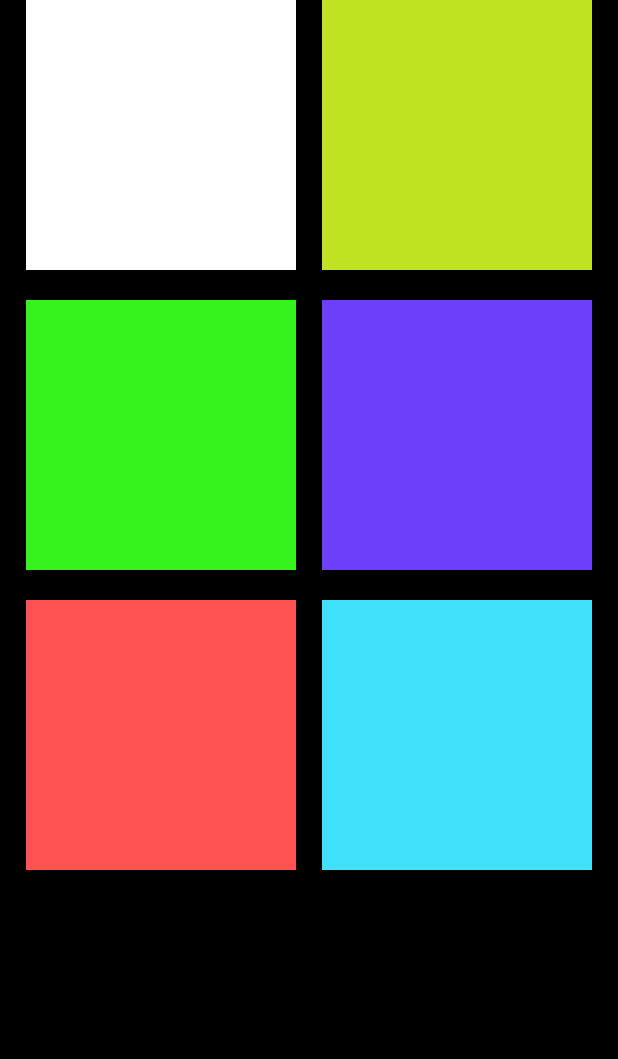
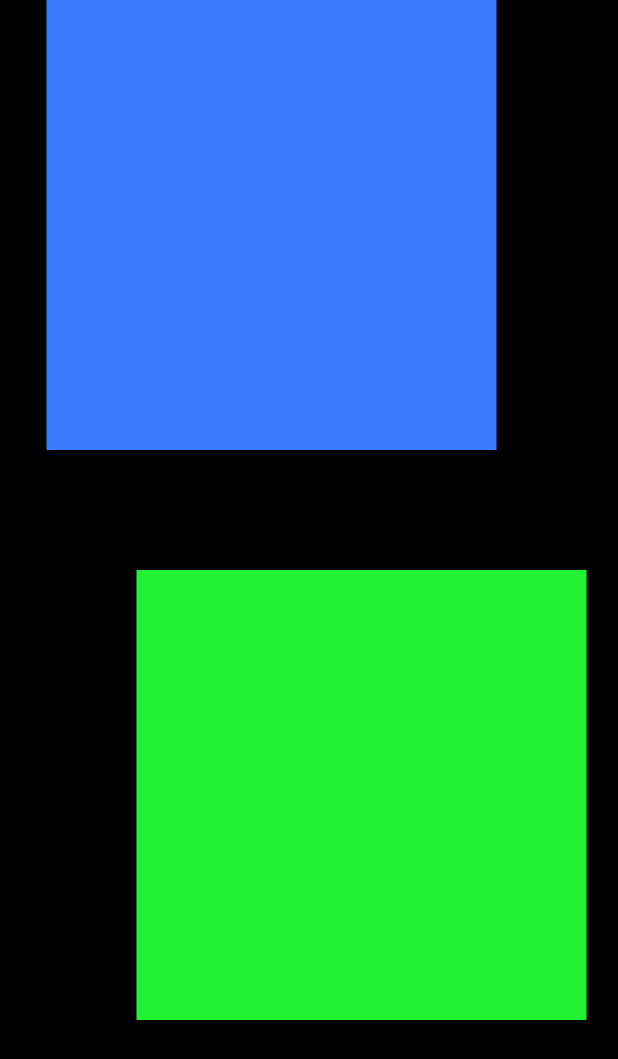
Before and after one commit to sardorergashaliyev/4-Homework, a Flutter app: the screen it shows after launch, on a phone screen of 412 x 824 dp. Shown: the top 1059 px of the screen. Run offline on Flutter 3.47's test engine with Material 2 defaults, Android fonts, the phone set to English and light mode, and no system bars.

Commit message:
Homework 4

```diff
--- a/lib/4.3.dart
+++ b/lib/4.3.dart
@@ -13,16 +13,16 @@ class Uchinchi extends StatelessWidget {
             mainAxisAlignment: MainAxisAlignment.spaceEvenly,
             children: [
               Container(
-                color: Color.fromARGB(255, 255, 255, 255),
+                color: const Color.fromARGB(255, 255, 255, 255),
                 height: 180,
                 width: 180,
-                margin: EdgeInsets.only(bottom: 20),
+                margin: const EdgeInsets.only(bottom: 20),
               ),
               Container(
-                color: Color.fromARGB(255, 192, 227, 33),
+                color: const Color.fromARGB(255, 192, 227, 33),
                 height: 180,
                 width: 180,
-                margin: EdgeInsets.only(bottom: 20),
+                margin: const EdgeInsets.only(bottom: 20),
               )
             ],
           ),
@@ -32,16 +32,16 @@ class Uchinchi extends StatelessWidget {
                 mainAxisAlignment: MainAxisAlignment.spaceEvenly,
                 children: [
                   Container(
-                    color: Color.fromARGB(255, 54, 243, 29),
+                    color: const Color.fromARGB(255, 54, 243, 29),
                     height: 180,
                     width: 180,
-                    margin: EdgeInsets.only(bottom: 20),
+                    margin: const EdgeInsets.only(bottom: 20),
                   ),
                   Container(
-                    color: Color.fromARGB(255, 108, 64, 251),
+                    color:const Color.fromARGB(255, 108, 64, 251),
                     height: 180,
                     width: 180,
-                    margin: EdgeInsets.only(bottom: 20),
+                    margin: const EdgeInsets.only(bottom: 20),
                   )
                 ],
               ),
@@ -54,13 +54,13 @@ class Uchinchi extends StatelessWidget {
                         color: Colors.redAccent,
                         height: 180,
                         width: 180,
-                        margin: EdgeInsets.only(bottom: 20),
+                        margin: const EdgeInsets.only(bottom: 20),
                       ),
                       Container(
-                        color: Color.fromARGB(255, 64, 226, 251),
+                        color: const Color.fromARGB(255, 64, 226, 251),
                         height: 180,
                         width: 180,
-                        margin: EdgeInsets.only(bottom: 20),
+                        margin: const EdgeInsets.only(bottom: 20),
                       )
                     ],
                   )
--- /dev/null
+++ b/lib/4.4.dart
@@ -0,0 +1,30 @@
+import 'package:flutter/material.dart';
+
+class Tortinchi extends StatelessWidget {
+  const Tortinchi({super.key});
+
+  @override
+  Widget build(BuildContext context) {
+    return MaterialApp(
+      home: Container(
+        color: Colors.black,
+        child: Column(
+          children: [
+            Container(
+              color: const Color.fromARGB(255, 59, 121, 255),
+              height: 300,
+              width: 300,
+              margin: const EdgeInsets.only(bottom: 80, right: 50),
+            ),
+            Container(
+              color: const Color.fromARGB(255, 33, 243, 51),
+              height: 300,
+              width: 300,
+              margin: const EdgeInsets.only(left: 70),
+            )
+          ],
+        ),
+      ),
+    );
+  }
+}
--- a/lib/main.dart
+++ b/lib/main.dart
@@ -3,7 +3,8 @@ import 'package:flutter/material.dart';
 import '4.1.dart';
 import '4.2.dart';
 import '4.3.dart';
+import '4.4.dart';
 
 void main() {
-  runApp(const Uchinchi());
+  runApp(const Tortinchi());
 }
```
Also changed, not shown: lib/4.1.dart (+6 -6 lines), lib/4.2.dart (+19 -19 lines).
